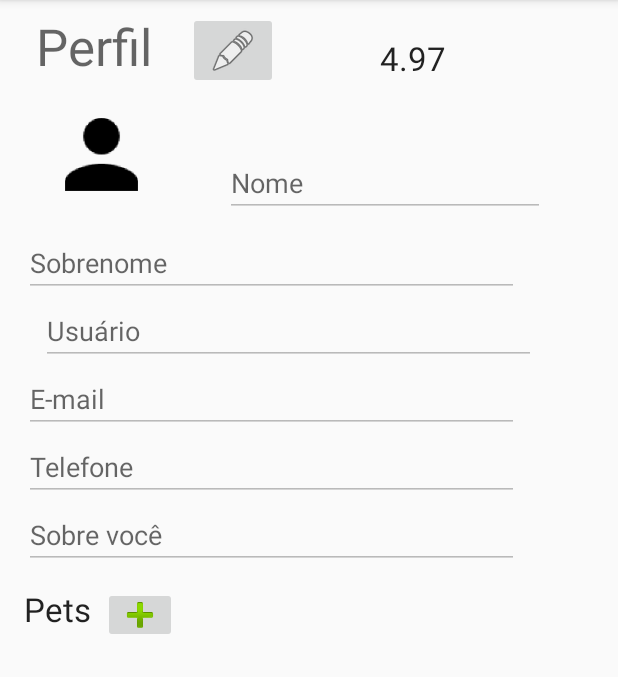
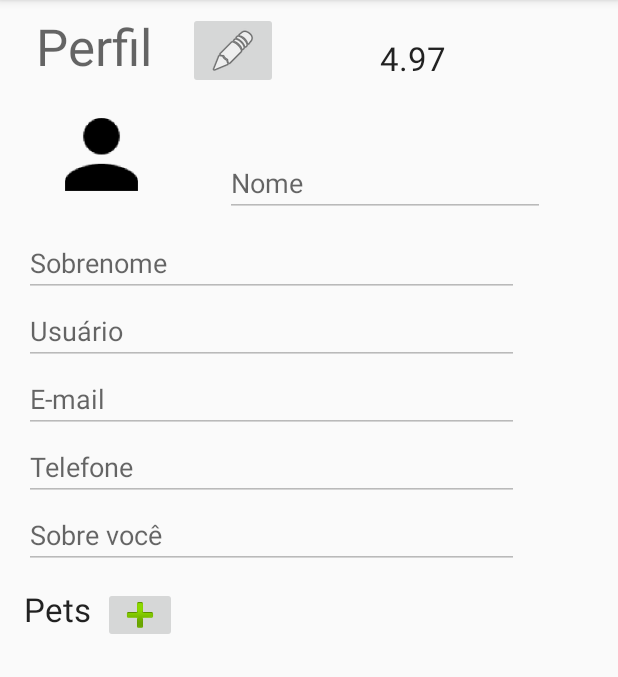
Before and after one commit to lucas-medeiros/PetButler, an Android app: the PerfilClienteActivity screen opened directly, with no data from a screen before it, on a phone screen of 412 x 824 dp, the part 84-761 px from its top. Run offline under Robolectric (Android 15) with nearby library versions, the phone set to English and light mode, and no system bars.

Commit message:
Update activity_perfil_cliente.xml

```diff
--- a/app/src/main/res/layout/activity_perfil_cliente.xml
+++ b/app/src/main/res/layout/activity_perfil_cliente.xml
@@ -14,12 +14,12 @@
         android:layout_marginLeft="12dp"
         android:ems="10"
         android:hint="@string/usuario"
+        android:importantForAutofill="no"
         android:inputType="textPersonName"
         app:layout_constraintEnd_toEndOf="parent"
-        app:layout_constraintHorizontal_bias="0.222"
+        app:layout_constraintHorizontal_bias="0.057"
         app:layout_constraintStart_toStartOf="parent"
-        app:layout_constraintTop_toBottomOf="@+id/et_sobrenome"
-        android:importantForAutofill="no" />
+        app:layout_constraintTop_toBottomOf="@+id/et_sobrenome" />
 
     <TextView
         android:id="@+id/textView"
```
